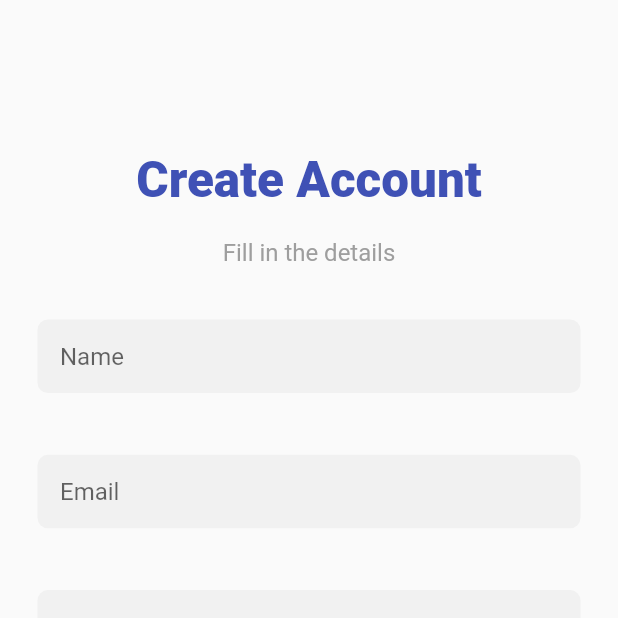
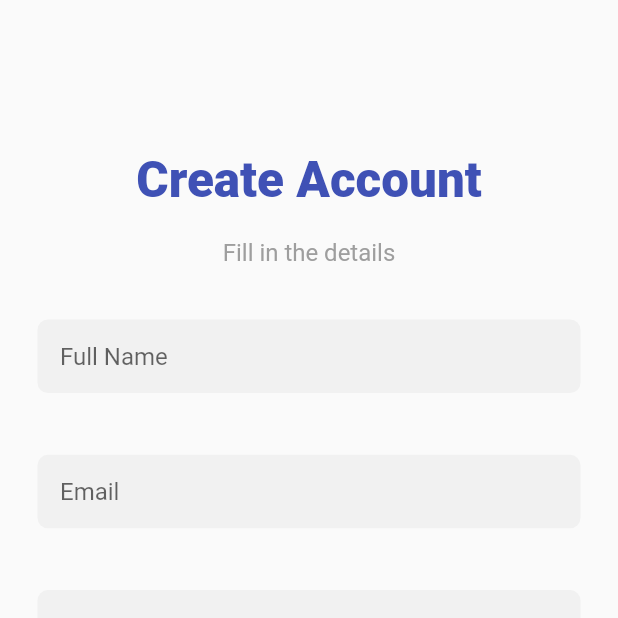
Before and after one commit to yahu1031/hello, a Flutter app: the SignupScreen screen opened by its route, on a phone screen of 412 x 824 dp, the top half of it. Run offline on Flutter 3.47's test engine with Material 2 defaults, Android fonts, the phone set to English and light mode, and no system bars; our stand-ins replace animated_bottom_navigation_bar, bot_toast, cloud_firestore, firebase_auth, firebase_database, firebase_storage and 4 more; missing offline and left inert: circular_reveal_animation; accounts and stored records are empty.

Commit message:
Update constants.dart

```diff
--- a/lib/constants.dart
+++ b/lib/constants.dart
@@ -3,7 +3,7 @@ const String kEnterEmail = 'Enter Your Email Here...';
 const String kEnterPassword = 'Enter Your Password...';
 const String kPhone = 'Phone Number';
 const String kEnterPhone = 'Enter Your Number...';
-const String kName = 'Name';
+const String kName = 'Full Name';
 const String kWelcome = 'Welcome to';
 const String kHand2Hand = 'Beirut Tracking App';
 const String kSigninToGo = 'Sign To Continue';
```
